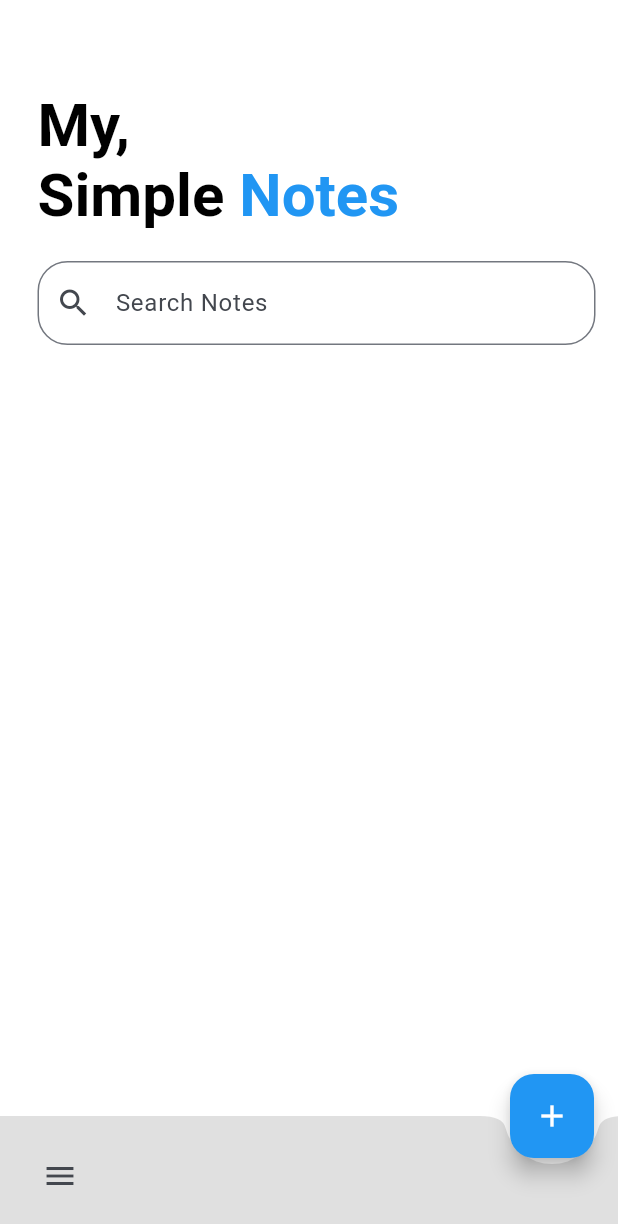
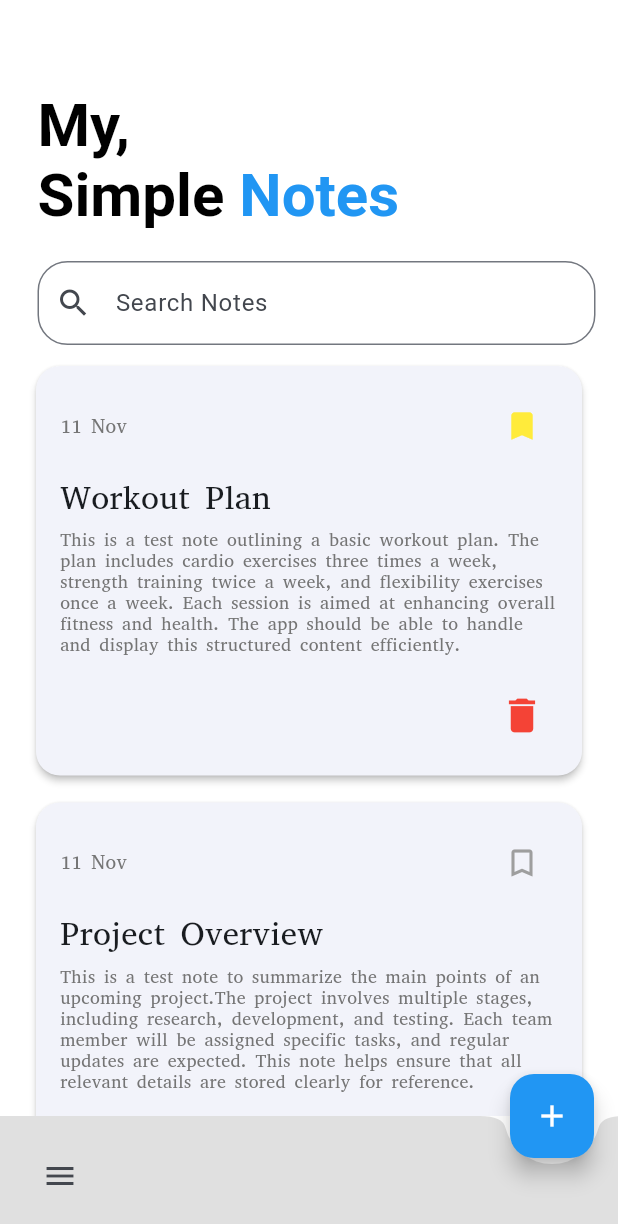
Before and after one commit to shahidhmohamed/MySimpleNote_1, a Flutter app: the screen it shows after launch, on a phone screen of 412 x 824 dp. Shown: the top 1224 px of the screen. Run offline on Flutter 3.47's test engine with Material 3 defaults, Android fonts, the phone set to English and light mode, and no system bars; our stand-ins replace file_picker, sqflite; accounts and stored records are empty; Roboto replaces fonts that are missing (Alata); project files that could hold a hidden picture were left out.

Commit message:
Dummy Data adding

```diff
--- a/lib/main.dart
+++ b/lib/main.dart
@@ -47,6 +47,48 @@ class _MyHomePageState extends State<MyHomePage> {
     );
   }
 
+  Future<void> _initializeDummyData() async {
+    var notes = await _noteService.readAllNotes();
+
+    // Only add dummy data if there are no notes
+    if (notes.isEmpty) {
+      List<Note> dummyNotes = [
+        Note(
+          title: "Project Overview",
+          content:
+              "This is a test note to summarize the main points of an upcoming project.The project involves multiple stages, including research, development, and testing. Each team member will be assigned specific tasks, and regular updates are expected. This note helps ensure that all relevant details are stored clearly for reference.",
+          created_at: DateTime.now(),
+          book_marked: false,
+        ),
+        Note(
+          title: "Workout Plan",
+          content:
+              "This is a test note outlining a basic workout plan. The plan includes cardio exercises three times a week, strength training twice a week, and flexibility exercises once a week. Each session is aimed at enhancing overall fitness and health. The app should be able to handle and display this structured content efficiently.",
+          created_at: DateTime.now(),
+          book_marked: true,
+        ),
+        Note(
+          title: "Book Summary - Atomic Habits",
+          content:
+              "This is a test note summarizing key points from by James Clear. The book explores how small habits, when built over time, can lead to significant positive changes. The author emphasizes creating systems instead of relying on motivation alone. This note tests how the app handles book summaries and longer texts.",
+          created_at: DateTime.now(),
+          book_marked: false,
+        ),
+        Note(
+          title: "Workout Routine",
+          content: "Monday: Chest, Tuesday: Back, Wednesday: Legs",
+          created_at: DateTime.now(),
+          book_marked: false,
+        ),
+      ];
+
+      for (var note in dummyNotes) {
+        await _noteService.saveNote(note);
+      }
+      getAllNotes();
+    }
+  }
+
   getAllNotes() async {
     var notes = await _noteService.readAllNotes();
     _noteList = <Note>[];
@@ -60,7 +102,8 @@ class _MyHomePageState extends State<MyHomePage> {
       notesModel.book_marked = notesData['book_marked'] == 1;
       _noteList.add(notesModel);
       _noteList.sort((a, b) {
-        return (b.book_marked == true ? 1 : 0) - (a.book_marked == true ? 1 : 0);
+        return (b.book_marked == true ? 1 : 0) -
+            (a.book_marked == true ? 1 : 0);
       });
     });
 
@@ -70,7 +113,9 @@ class _MyHomePageState extends State<MyHomePage> {
   void _filterNotes() {
     setState(() {
       _filteredNoteList = _noteList.where((note) {
-        return note.title!.toLowerCase().contains(_searchController.text.toLowerCase());
+        return note.title!
+            .toLowerCase()
+            .contains(_searchController.text.toLowerCase());
       }).toList();
     });
   }
@@ -87,8 +132,7 @@ class _MyHomePageState extends State<MyHomePage> {
           actions: [
             TextButton(
               style: TextButton.styleFrom(
-                  foregroundColor: Colors.white,
-                  backgroundColor: Colors.red),
+                  foregroundColor: Colors.white, backgroundColor: Colors.red),
               onPressed: () async {
                 var result = await _noteService.deleteNote(noteId);
                 Navigator.pop(context);
@@ -101,8 +145,7 @@ class _MyHomePageState extends State<MyHomePage> {
             ),
             TextButton(
               style: TextButton.styleFrom(
-                  foregroundColor: Colors.white,
-                  backgroundColor: Colors.teal),
+                  foregroundColor: Colors.white, backgroundColor: Colors.teal),
               onPressed: () {
                 Navigator.pop(context);
               },
@@ -117,6 +160,7 @@ class _MyHomePageState extends State<MyHomePage> {
   @override
   void initState() {
     super.initState();
+    _initializeDummyData();
     getAllNotes();
     _searchController.addListener(_filterNotes);
   }
@@ -130,7 +174,8 @@ class _MyHomePageState extends State<MyHomePage> {
   @override
   Widget build(BuildContext context) {
     double screenWidth = MediaQuery.of(context).size.width;
-    double cardWidth = screenWidth - 40; // Assuming you want to subtract 20 padding on both sides
+    double cardWidth = screenWidth -
+        40; // Assuming you want to subtract 20 padding on both sides
 
     return Scaffold(
       backgroundColor: Colors.white,
@@ -179,7 +224,8 @@ class _MyHomePageState extends State<MyHomePage> {
                 ),
                 const SizedBox(height: 20),
                 SizedBox(
-                  width: cardWidth, // Set the width of the search bar to match the card width
+                  width:
+                      cardWidth, // Set the width of the search bar to match the card width
                   child: TextField(
                     controller: _searchController,
                     decoration: InputDecoration(
@@ -200,13 +246,15 @@ class _MyHomePageState extends State<MyHomePage> {
               itemCount: _filteredNoteList.length,
               itemBuilder: (context, index) {
                 return Padding(
-                  padding: const EdgeInsets.only(left: 20, bottom: 0, right: 20, top: 10),
+                  padding: const EdgeInsets.only(
+                      left: 20, bottom: 0, right: 20, top: 10),
                   child: GestureDetector(
                     onTap: () {
                       Navigator.push(
                         context,
                         MaterialPageRoute(
-                          builder: (context) => ViewNote(note: _filteredNoteList[index]),
+                          builder: (context) =>
+                              ViewNote(note: _filteredNoteList[index]),
                         ),
                       ).then((data) {
                         if (data != null) {
@@ -231,7 +279,8 @@ class _MyHomePageState extends State<MyHomePage> {
                               children: [
                                 Text(
                                   _filteredNoteList[index].created_at != null
-                                      ? DateFormat('d MMM').format(_filteredNoteList[index].created_at!)
+                                      ? DateFormat('d MMM').format(
+                                          _filteredNoteList[index].created_at!)
                                       : 'No Date',
                                   style: TextStyle(
                                       fontSize: 13,
@@ -244,15 +293,18 @@ class _MyHomePageState extends State<MyHomePage> {
                                     _filteredNoteList[index].book_marked == true
                                         ? Icons.bookmark
                                         : Icons.bookmark_border,
-                                    color: _filteredNoteList[index].book_marked == true
-                                        ? Colors.yellow
-                                        : Colors.grey,
+                                    color:
+                                        _filteredNoteList[index].book_marked ==
+                                                true
+                                            ? Colors.yellow
+                                            : Colors.grey,
                                   ),
                                   onPressed: () async {
                                     setState(() {
                                       _filteredNoteList[index].toggleBookmark();
                                     });
-                                    await _noteService.updateBookmarkStatus(_filteredNoteList[index]);
+                                    await _noteService.updateBookmarkStatus(
+                                        _filteredNoteList[index]);
                                     await getAllNotes();
                                   },
                                 ),
@@ -284,7 +336,8 @@ class _MyHomePageState extends State<MyHomePage> {
                               children: [
                                 IconButton(
                                   onPressed: () {
-                                    _deleteNoteDialog(context, _filteredNoteList[index].note_id);
+                                    _deleteNoteDialog(context,
+                                        _filteredNoteList[index].note_id);
                                   },
                                   icon: const Icon(
                                     Icons.delete,
@@ -327,9 +380,14 @@ class _MyHomePageState extends State<MyHomePage> {
         child: Row(
           mainAxisAlignment: MainAxisAlignment.spaceBetween,
           children: <Widget>[
-            IconButton(onPressed: () {
-              Navigator.push(context, MaterialPageRoute(builder: (context)=> const Notetypes()));
-            }, icon: const Icon(Icons.menu)),
+            IconButton(
+                onPressed: () {
+                  Navigator.push(
+                      context,
+                      MaterialPageRoute(
+                          builder: (context) => const Notetypes()));
+                },
+                icon: const Icon(Icons.menu)),
           ],
         ),
       ),
--- a/lib/model/note.dart
+++ b/lib/model/note.dart
@@ -18,4 +18,12 @@ class Note {
     mapping['book_marked'] = book_marked == true ? 1 : 0;
     return mapping;
   }
+
+  Note({
+    this.note_id,
+    this.title,
+    this.content,
+    this.created_at,
+    this.book_marked,
+  });
 }
```
